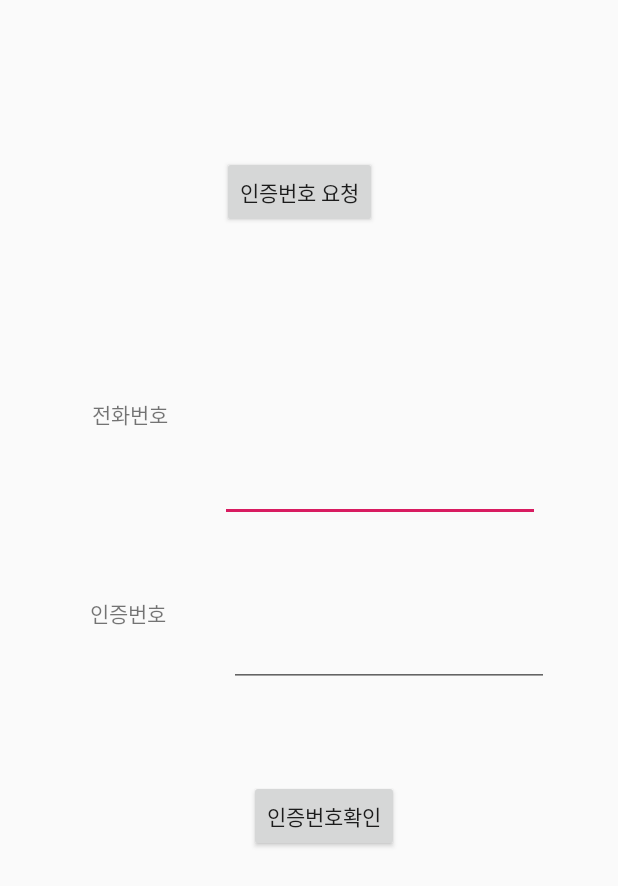
After one commit to jtm0609/BodyMonitoringApp, an Android app: the layout activity_gate.xml on its own in the app's theme, with its tools: preview values and no code run, on a phone screen of 412 x 824 dp. The commit adds this screen. Shown: the top 886 px of the screen. Run offline under Robolectric (Android 15) with nearby library versions, the phone set to English and light mode, and no system bars.

Commit message:
파이어베이스 연동 + 전화번호 인증방식을이용함(GateActivity추가)

```diff
--- a/Waist_guard_Project/app/build.gradle
+++ b/Waist_guard_Project/app/build.gradle
@@ -1,4 +1,5 @@
 apply plugin: 'com.android.application'
+apply plugin: 'com.google.gms.google-services'
 
 android {
     compileSdkVersion 29
@@ -21,9 +22,10 @@ android {
 
 dependencies {
     implementation fileTree(dir: 'libs', include: ['*.jar'])
-    implementation 'androidx.appcompat:appcompat:1.0.2'
+    implementation 'androidx.appcompat:appcompat:1.1.0'
     implementation 'androidx.constraintlayout:constraintlayout:1.1.3'
     implementation 'com.akexorcist:bluetoothspp:1.0.0' //추가
+    implementation 'com.google.firebase:firebase-auth:19.2.0'
     testImplementation 'junit:junit:4.12'
     androidTestImplementation 'androidx.test.ext:junit:1.1.0'
     androidTestImplementation 'androidx.test.espresso:espresso-core:3.1.1'
--- a/Waist_guard_Project/app/src/main/java/com/jtmcompany/waist_guard_project/sensor_info.java
+++ b/Waist_guard_Project/app/src/main/java/com/jtmcompany/waist_guard_project/sensor_info.java
@@ -1,6 +1,4 @@
 package com.jtmcompany.waist_guard_project;
-
-import androidx.appcompat.app.AppCompatActivity;
 
 import android.app.Activity;
 import android.content.BroadcastReceiver;
@@ -11,6 +9,8 @@ import android.content.SharedPreferences;
 import android.os.Bundle;
 import android.widget.ProgressBar;
 import android.widget.TextView;
+
+import androidx.appcompat.app.AppCompatActivity;
 
 public class sensor_info extends AppCompatActivity {
     private BroadcastReceiver mReceiver;
@@ -24,6 +24,7 @@ public class sensor_info extends AppCompatActivity {
         final TextView fall_text=findViewById(R.id.fall_text);
         final ProgressBar heart_progress=findViewById(R.id.heart_progress);
         final ProgressBar temp_progress=findViewById(R.id.temp_progress);
+
 
         registerReceiver();
 
--- /dev/null
+++ b/Waist_guard_Project/app/src/main/res/layout/activity_gate.xml
@@ -0,0 +1,89 @@
+<?xml version="1.0" encoding="utf-8"?>
+<androidx.constraintlayout.widget.ConstraintLayout xmlns:android="http://schemas.android.com/apk/res/android"
+    xmlns:app="http://schemas.android.com/apk/res-auto"
+    xmlns:tools="http://schemas.android.com/tools"
+    android:layout_width="match_parent"
+    android:layout_height="match_parent"
+    tools:context=".GateActivity">
+
+    <TextView
+        android:id="@+id/textView2"
+        android:layout_width="wrap_content"
+        android:layout_height="wrap_content"
+        android:layout_marginStart="61dp"
+        android:layout_marginTop="220dp"
+        android:layout_marginBottom="492dp"
+        android:text="전화번호"
+        app:layout_constraintBottom_toBottomOf="parent"
+        app:layout_constraintStart_toStartOf="parent"
+        app:layout_constraintTop_toTopOf="parent" />
+
+    <Button
+        android:id="@+id/button"
+        android:layout_width="wrap_content"
+        android:layout_height="wrap_content"
+        android:layout_marginStart="147dp"
+        android:layout_marginTop="104dp"
+        android:layout_marginEnd="160dp"
+        android:text="인증번호 요청"
+        app:layout_constraintEnd_toEndOf="parent"
+        app:layout_constraintStart_toStartOf="parent"
+        app:layout_constraintTop_toTopOf="parent" />
+
+    <EditText
+        android:id="@+id/phone_number"
+        android:layout_width="wrap_content"
+        android:layout_height="wrap_content"
+        android:layout_marginStart="34dp"
+        android:layout_marginEnd="51dp"
+        android:layout_marginBottom="476dp"
+        android:ems="10"
+        android:inputType="number"
+        app:layout_constraintBottom_toBottomOf="parent"
+        app:layout_constraintEnd_toEndOf="parent"
+        app:layout_constraintStart_toEndOf="@+id/textView2" />
+
+    <EditText
+        android:id="@+id/verify_code"
+        android:layout_width="wrap_content"
+        android:layout_height="wrap_content"
+        android:layout_marginStart="41dp"
+        android:layout_marginTop="65dp"
+        android:layout_marginEnd="45dp"
+        android:layout_marginBottom="367dp"
+        android:ems="10"
+        android:inputType="number"
+        app:layout_constraintBottom_toBottomOf="parent"
+        app:layout_constraintEnd_toEndOf="parent"
+        app:layout_constraintStart_toEndOf="@+id/textView3"
+        app:layout_constraintTop_toBottomOf="@+id/phone_number" />
+
+    <TextView
+        android:id="@+id/textView3"
+        android:layout_width="wrap_content"
+        android:layout_height="wrap_content"
+        android:layout_marginStart="60dp"
+        android:layout_marginTop="90dp"
+        android:layout_marginBottom="383dp"
+        android:text="인증번호"
+        app:layout_constraintBottom_toBottomOf="parent"
+        app:layout_constraintStart_toStartOf="parent"
+        app:layout_constraintTop_toBottomOf="@+id/textView2" />
+
+    <Button
+        android:id="@+id/verify_button"
+        android:layout_width="wrap_content"
+        android:layout_height="wrap_content"
+        android:layout_marginStart="177dp"
+        android:layout_marginTop="62dp"
+        android:layout_marginEnd="146dp"
+        android:layout_marginBottom="256dp"
+        android:text="인증번호확인"
+        app:layout_constraintBottom_toBottomOf="parent"
+        app:layout_constraintEnd_toEndOf="parent"
+        app:layout_constraintHorizontal_bias="1.0"
+        app:layout_constraintStart_toStartOf="parent"
+        app:layout_constraintTop_toBottomOf="@+id/verify_code"
+        app:layout_constraintVertical_bias="1.0" />
+
+</androidx.constraintlayout.widget.ConstraintLayout>
--- a/Waist_guard_Project/build.gradle
+++ b/Waist_guard_Project/build.gradle
@@ -7,7 +7,8 @@ buildscript {
 
     }
     dependencies {
-        classpath 'com.android.tools.build:gradle:3.5.2'
+        classpath 'com.android.tools.build:gradle:3.5.3'
+        classpath 'com.google.gms:google-services:4.3.3'
 
         // NOTE: Do not place your application dependencies here; they belong
         // in the individual module build.gradle files
```
Also changed, not shown: Waist_guard_Project/app/src/main/AndroidManifest.xml (+5 -3 lines), Waist_guard_Project/app/src/main/java/com/jtmcompany/waist_guard_project/GateActivity.java (added, +173 -0 lines), Waist_guard_Project/app/src/main/java/com/jtmcompany/waist_guard_project/MainActivity.java (+16 -3 lines), Waist_guard_Project/app/src/main/res/layout/activity_main.xml (+8 -0 lines), 1 other file.
